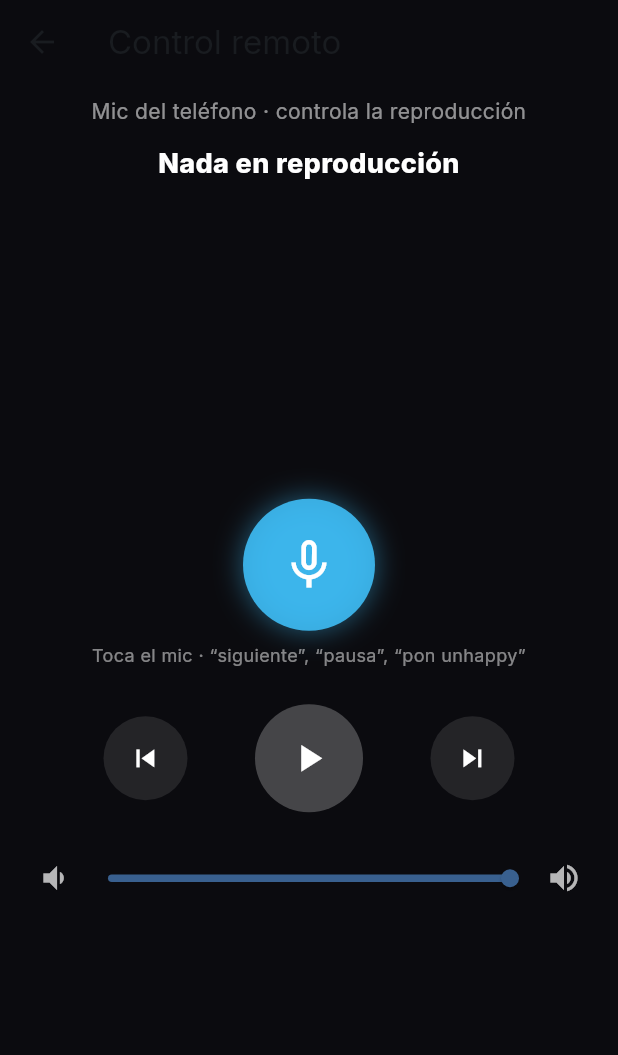
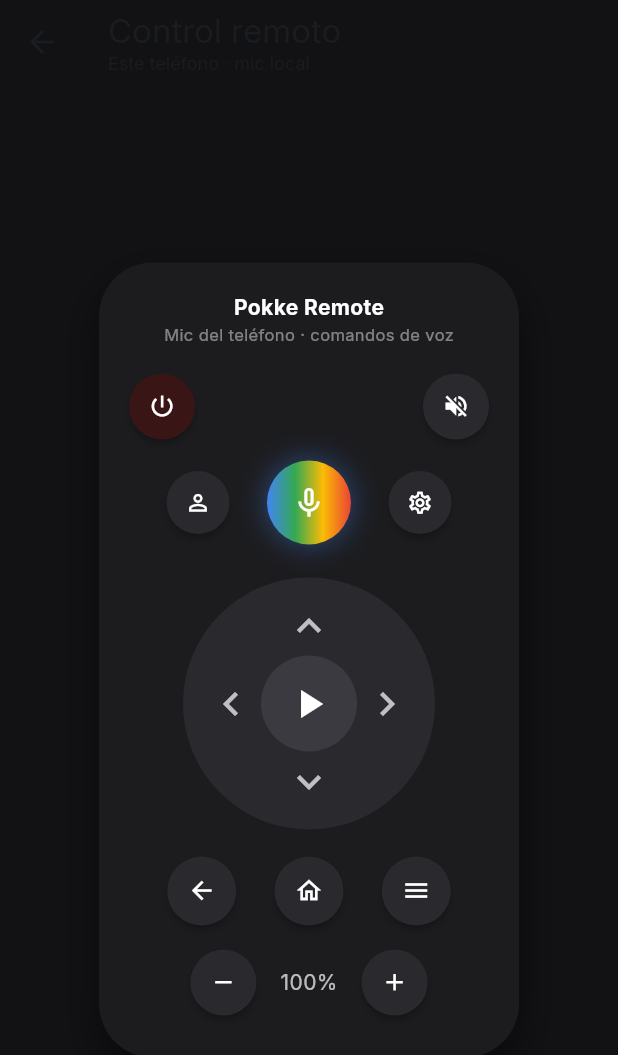
Before and after one commit to lunethosdev-eng/Oki, a Flutter app: the RemoteControlScreen screen opened directly, on a phone screen of 412 x 824 dp. Shown: the top 1055 px of the screen. Run offline on Flutter 3.47's test engine with Material 3 defaults, Android fonts, the phone set to English and light mode, and no system bars; drawn by our look-alikes of dynamic_color; our stand-ins replace audioplayers, cached_network_image, flutter_animate, flutter_map, geolocator, google_fonts and 9 more; accounts and stored records are empty.

Commit message:
Update remote_control_screen.dart

```diff
--- a/lib/screens/remote_control_screen.dart
+++ b/lib/screens/remote_control_screen.dart
@@ -7,7 +7,8 @@
 import 'package:pokke/services/music_api_service.dart';
 import 'package:pokke/services/supabase_service.dart';
 
-/// Virtual remote. Voice uses the **phone microphone**.
+/// Virtual remote shaped like a Google TV / Android TV remote.
+/// Voice always uses the **phone microphone**.
 class RemoteControlScreen extends StatefulWidget {
   const RemoteControlScreen({super.key});
   @override
@@ -17,7 +18,6 @@
 class _RemoteControlScreenState extends State<RemoteControlScreen> {
   double _vol = 0.8;
   bool _listening = false;
-  String? _lastHeard;
   String? _status;
 
   @override
@@ -28,142 +28,30 @@
     VoiceSearchService.instance.init();
   }
 
-  void _cmd(String name, VoidCallback action) {
-    HapticFeedback.lightImpact();
-    action();
-    setState(() => _status = name);
-  }
+  void _haptic() => HapticFeedback.lightImpact();
 
-  /// Parse spoken command (ES / EN) and execute.
-  Future<void> _handleVoiceText(String raw) async {
-    final t = raw.toLowerCase().trim();
-    setState(() {
-      _lastHeard = raw;
-      _status = 'Oí: $raw';
-    });
-    final pc = PlayerController.instance;
-
-    // Transport
-    if (_match(t, [
-      'play', 'reproduce', 'reproducir', 'continua', 'continuar', 'resume',
-      'dale play', 'pon play'
-    ])) {
-      _cmd('Play', () => pc.resume());
-      return;
-    }
-    if (_match(t, [
-      'pause', 'pausa', 'pausar', 'para', 'detener', 'stop', 'detén'
-    ])) {
-      _cmd('Pausa', () => pc.pause());
-      return;
-    }
-    if (_match(t, [
-      'siguiente', 'next', 'adelante', 'otra canción', 'skip'
-    ])) {
-      _cmd('Siguiente', () => pc.next());
-      return;
-    }
-    if (_match(t, [
-      'anterior', 'previous', 'atrás', 'atras', 'la de antes'
-    ])) {
-      _cmd('Anterior', () => pc.previous());
-      return;
-    }
-    if (_match(t, ['mute', 'silencio', 'calla', 'sin volumen'])) {
-      _cmd('Mute', () {
-        pc.setVolume(0);
-        setState(() => _vol = 0);
-      });
-      return;
-    }
-    if (_match(t, [
-      'sube el volumen', 'más volumen', 'volume up', 'sube volumen', 'más alto'
-    ])) {
-      final v = (_vol + 0.15).clamp(0.0, 1.0);
-      _cmd('Vol +', () {
-        pc.setVolume(v);
-        setState(() => _vol = v);
-      });
-      return;
-    }
-    if (_match(t, [
-      'baja el volumen', 'menos volumen', 'volume down', 'baja volumen', 'más bajo'
-    ])) {
-      final v = (_vol - 0.15).clamp(0.0, 1.0);
-      _cmd('Vol −', () {
-        pc.setVolume(v);
-        setState(() => _vol = v);
-      });
-      return;
-    }
-
-    // "pon / reproduce / play [song]"
-    String? query;
-    for (final prefix in [
-      'reproduce ',
-      'pon la canción ',
-      'pon canción ',
-      'pon ',
-      'play ',
-      'busca ',
-      'buscar ',
-      'quiero oír ',
-      'quiero escuchar ',
-      'escucha ',
-    ]) {
-      if (t.startsWith(prefix)) {
-        query = t.substring(prefix.length).trim();
-        break;
-      }
-    }
-    // bare query fallback if long enough
-    if ((query == null || query.isEmpty) && t.split(' ').length >= 2) {
-      query = t;
-    }
-    if (query != null && query.isNotEmpty) {
-      setState(() => _status = 'Buscando “$query”…');
-      await _playQuery(query);
-      return;
-    }
-
-    setState(() => _status = 'No entendí. Prueba: “siguiente”, “pausa”, “pon unhappy”');
-  }
-
-  bool _match(String t, List<String> keys) {
-    for (final k in keys) {
-      if (t == k || t.contains(k)) return true;
-    }
-    return false;
-  }
-
-  Future<void> _playQuery(String q) async {
-    try {
-      List<Map<String, dynamic>> hits = [];
-      try {
-        hits = await MusicApiService.search(q);
-      } catch (_) {}
-      if (hits.isEmpty) {
-        final all = await SupabaseService.getSongs(limit: 80);
-        final ql = q.toLowerCase();
-        hits = all.where((s) {
-          final title = (s['title'] ?? '').toString().toLowerCase();
-          final artist = (s['artist'] ?? '').toString().toLowerCase();
-          return title.contains(ql) || artist.contains(ql) || ql.contains(title);
-        }).toList();
-      }
-      if (hits.isEmpty) {
-        setState(() => _status = 'No encontré “$q”');
-        return;
-      }
-      final song = hits.first;
-      await PlayerController.instance.play(song, asQueue: hits, index: 0);
-      setState(() {
-        _status =
-            '♪ ${song['title'] ?? q} — ${song['artist'] ?? ''}';
-      });
-    } catch (e) {
-      setState(() => _status = 'Error: $e');
-    }
+  Widget _round(IconData icon, VoidCallback onTap,
+      {double size = 48, Color bg = const Color(0xFF2A2A2E), String? tip}) {
+    return Tooltip(
+      message: tip ?? '',
+      child: Material(
+        color: bg,
+        shape: const CircleBorder(),
+        elevation: 2,
+        child: InkWell(
+          customBorder: const CircleBorder(),
+          onTap: () {
+            _haptic();
+            onTap();
+          },
+          child: SizedBox(
+            width: size,
+            height: size,
+            child: Icon(icon, color: Colors.white, size: size * 0.42),
+          ),
+        ),
+      ),
+    );
   }
 
   Future<void> _listen() async {
@@ -174,168 +62,323 @@
     }
     setState(() {
       _listening = true;
-      _status = 'Escuchando (mic del teléfono)…';
+      _status = 'Escuchando…';
     });
-    HapticFeedback.mediumImpact();
-    final text = await VoiceSearchService.instance.listenOnce(
-      timeout: const Duration(seconds: 7),
-    );
+    final text = await VoiceSearchService.instance
+        .listenOnce(timeout: const Duration(seconds: 7));
     if (!mounted) return;
     setState(() => _listening = false);
     if (text == null || text.isEmpty) {
-      setState(() => _status = 'No escuché nada. Revisa permiso de micrófono.');
+      setState(() => _status = 'Sin audio — revisa el micrófono');
       return;
     }
-    await _handleVoiceText(text);
+    await _handleVoice(text);
   }
 
-  Widget _pad(IconData icon, String label, VoidCallback onTap,
-      {double size = 56, Color? color}) {
-    return Semantics(
-      button: true,
-      label: label,
-      child: Material(
-        color: color ?? Colors.white10,
-        shape: const CircleBorder(),
-        child: InkWell(
-          customBorder: const CircleBorder(),
-          onTap: () => _cmd(label, onTap),
-          child: SizedBox(
-            width: size,
-            height: size,
-            child: Icon(icon, color: Colors.white, size: size * 0.42),
-          ),
-        ),
-      ),
-    );
+  Future<void> _handleVoice(String raw) async {
+    final t = raw.toLowerCase().trim();
+    setState(() => _status = '“$raw”');
+    final pc = PlayerController.instance;
+    if (RegExp(r'play|reproduce|continua').hasMatch(t)) {
+      await pc.resume();
+      return;
+    }
+    if (RegExp(r'pausa|pause|stop|para').hasMatch(t)) {
+      await pc.pause();
+      return;
+    }
+    if (RegExp(r'siguiente|next|skip').hasMatch(t)) {
+      await pc.next();
+      return;
+    }
+    if (RegExp(r'anterior|previous|atr[aá]s').hasMatch(t)) {
+      await pc.previous();
+      return;
+    }
+    // search
+    var q = t;
+    for (final p in ['pon ', 'reproduce ', 'busca ', 'play ']) {
+      if (t.startsWith(p)) {
+        q = t.substring(p.length);
+        break;
+      }
+    }
+    setState(() => _status = 'Buscando $q…');
+    try {
+      var hits = <Map<String, dynamic>>[];
+      try {
+        hits = await MusicApiService.search(q);
+      } catch (_) {}
+      if (hits.isEmpty) {
+        final all = await SupabaseService.getSongs(limit: 80);
+        final ql = q.toLowerCase();
+        hits = all
+            .where((s) =>
+                '${s['title']}'.toLowerCase().contains(ql) ||
+                '${s['artist']}'.toLowerCase().contains(ql))
+            .toList();
+      }
+      if (hits.isEmpty) {
+        setState(() => _status = 'No encontré $q');
+        return;
+      }
+      await PlayerController.instance.play(hits.first, asQueue: hits, index: 0);
+      setState(() => _status = '♪ ${hits.first['title']}');
+    } catch (e) {
+      setState(() => _status = '$e');
+    }
   }
 
   @override
   Widget build(BuildContext context) {
+    final pc = PlayerController.instance;
     final linked = DeviceLinkService.instance.linked;
-    final pc = PlayerController.instance;
 
     return Scaffold(
-      backgroundColor: const Color(0xFF0B0B0F),
+      backgroundColor: const Color(0xFF121214),
       appBar: AppBar(
         backgroundColor: Colors.transparent,
-        title: const Text('Control remoto'),
+        title: Column(
+          crossAxisAlignment: CrossAxisAlignment.start,
+          children: [
+            const Text('Control remoto'),
+            Text(
+              linked ? 'TV vinculada' : 'Este teléfono · mic local',
+              style: const TextStyle(fontSize: 12, fontWeight: FontWeight.w400),
+            ),
+          ],
+        ),
       ),
       body: ListenableBuilder(
-        listenable: Listenable.merge([pc, DevicesService.instance]),
+        listenable: pc,
         builder: (_, __) {
           final song = pc.current;
-          final title = song?['title']?.toString() ?? 'Nada en reproducción';
-          final artist = song?['artist']?.toString() ?? '';
-          return Padding(
-            padding: const EdgeInsets.fromLTRB(24, 8, 24, 24),
+          return Center(
+            child: SingleChildScrollView(
+              padding: const EdgeInsets.symmetric(vertical: 12),
+              child: Container(
+                width: 280,
+                padding: const EdgeInsets.fromLTRB(20, 20, 20, 28),
+                decoration: BoxDecoration(
+                  color: const Color(0xFF1C1C1F),
+                  borderRadius: BorderRadius.circular(36),
+                  boxShadow: [
+                    BoxShadow(
+                      color: Colors.black.withOpacity(0.5),
+                      blurRadius: 24,
+                      offset: const Offset(0, 12),
+                    ),
+                  ],
+                ),
                 child: Column(
                   children: [
+                    // Now playing
                     Text(
-                  linked
-                      ? 'TV vinculada · el mic es del teléfono'
-                      : 'Mic del teléfono · controla la reproducción',
-                  style: TextStyle(color: Colors.white.withOpacity(0.55)),
-                  textAlign: TextAlign.center,
-                ),
-                const SizedBox(height: 12),
-                Text(title,
-                    textAlign: TextAlign.center,
-                    maxLines: 2,
+                      song?['title']?.toString() ?? 'Pokke Remote',
+                      maxLines: 1,
+                      overflow: TextOverflow.ellipsis,
                       style: const TextStyle(
                           color: Colors.white,
-                        fontSize: 18,
-                        fontWeight: FontWeight.w800)),
-                Text(artist,
-                    style: TextStyle(color: Colors.white.withOpacity(0.5))),
+                          fontWeight: FontWeight.w700,
+                          fontSize: 14),
+                    ),
+                    Text(
+                      song?['artist']?.toString() ??
+                          'Mic del teléfono · comandos de voz',
+                      maxLines: 1,
+                      style: TextStyle(
+                          color: Colors.white.withOpacity(0.45), fontSize: 11),
+                    ),
                     if (_status != null) ...[
-                  const SizedBox(height: 10),
+                      const SizedBox(height: 6),
                       Text(_status!,
                           textAlign: TextAlign.center,
                           style: TextStyle(
                               color: _listening
-                              ? Colors.lightBlueAccent
-                              : Colors.white70,
-                          fontSize: 13)),
+                                  ? Colors.redAccent
+                                  : Colors.lightBlueAccent,
+                              fontSize: 11)),
                     ],
-                if (_lastHeard != null)
-                  Text('“$_lastHeard”',
-                      style: TextStyle(
-                          color: Colors.white.withOpacity(0.35),
-                          fontSize: 12)),
-                const Spacer(),
-                // Big mic button
+                    const SizedBox(height: 18),
+                    // Power / mute row
+                    Row(
+                      mainAxisAlignment: MainAxisAlignment.spaceBetween,
+                      children: [
+                        _round(Icons.power_settings_new, () => pc.pause(),
+                            size: 44,
+                            bg: const Color(0xFF3A1515),
+                            tip: 'Stop'),
+                        _round(
+                          Icons.volume_off,
+                          () {
+                            final v = _vol > 0 ? 0.0 : 0.8;
+                            setState(() => _vol = v);
+                            pc.setVolume(v);
+                          },
+                          size: 44,
+                          tip: 'Mute',
+                        ),
+                      ],
+                    ),
+                    const SizedBox(height: 14),
+                    // Assistant / voice / settings
+                    Row(
+                      mainAxisAlignment: MainAxisAlignment.spaceEvenly,
+                      children: [
+                        _round(Icons.person_outline, () {}, size: 42),
                         GestureDetector(
                           onTap: _listen,
                           child: AnimatedContainer(
-                    duration: const Duration(milliseconds: 200),
-                    width: 88,
-                    height: 88,
+                            duration: const Duration(milliseconds: 180),
+                            width: 56,
+                            height: 56,
                             decoration: BoxDecoration(
                               shape: BoxShape.circle,
-                      color: _listening
-                          ? Colors.redAccent.withOpacity(0.9)
-                          : Colors.lightBlueAccent.withOpacity(0.85),
+                              gradient: LinearGradient(
+                                colors: _listening
+                                    ? [Colors.redAccent, Colors.orange]
+                                    : [
+                                        const Color(0xFF4285F4),
+                                        const Color(0xFF34A853),
+                                        const Color(0xFFFBBC05),
+                                        const Color(0xFFEA4335),
+                                      ],
+                              ),
                               boxShadow: [
                                 BoxShadow(
                                   color: (_listening
                                           ? Colors.redAccent
-                                  : Colors.lightBlueAccent)
+                                          : const Color(0xFF4285F4))
                                       .withOpacity(0.45),
-                          blurRadius: _listening ? 28 : 16,
+                                  blurRadius: 16,
                                 ),
                               ],
                             ),
                             child: Icon(
                               _listening ? Icons.mic : Icons.mic_none,
                               color: Colors.white,
-                      size: 40,
                             ),
                           ),
                         ),
-                const SizedBox(height: 8),
-                Text(
-                  _listening
-                      ? 'Escuchando… toca para parar'
-                      : 'Toca el mic · “siguiente”, “pausa”, “pon unhappy”',
-                  textAlign: TextAlign.center,
-                  style: TextStyle(
-                      color: Colors.white.withOpacity(0.5), fontSize: 12),
+                        _round(Icons.settings_outlined, () {}, size: 42),
+                      ],
                     ),
-                const SizedBox(height: 24),
-                // Transport
+                    const SizedBox(height: 22),
+                    // D-pad ring
+                    SizedBox(
+                      width: 168,
+                      height: 168,
+                      child: Stack(
+                        alignment: Alignment.center,
+                        children: [
+                          Container(
+                            decoration: const BoxDecoration(
+                              shape: BoxShape.circle,
+                              color: Color(0xFF2A2A2E),
+                            ),
+                          ),
+                          // directions
+                          Positioned(
+                            top: 8,
+                            child: IconButton(
+                              onPressed: () => _haptic(),
+                              icon: const Icon(Icons.keyboard_arrow_up,
+                                  color: Colors.white70, size: 32),
+                            ),
+                          ),
+                          Positioned(
+                            bottom: 8,
+                            child: IconButton(
+                              onPressed: () => _haptic(),
+                              icon: const Icon(Icons.keyboard_arrow_down,
+                                  color: Colors.white70, size: 32),
+                            ),
+                          ),
+                          Positioned(
+                            left: 8,
+                            child: IconButton(
+                              onPressed: () {
+                                _haptic();
+                                pc.previous();
+                              },
+                              icon: const Icon(Icons.keyboard_arrow_left,
+                                  color: Colors.white70, size: 32),
+                            ),
+                          ),
+                          Positioned(
+                            right: 8,
+                            child: IconButton(
+                              onPressed: () {
+                                _haptic();
+                                pc.next();
+                              },
+                              icon: const Icon(Icons.keyboard_arrow_right,
+                                  color: Colors.white70, size: 32),
+                            ),
+                          ),
+                          // OK / play-pause
+                          Material(
+                            color: const Color(0xFF3A3A40),
+                            shape: const CircleBorder(),
+                            child: InkWell(
+                              customBorder: const CircleBorder(),
+                              onTap: () {
+                                _haptic();
+                                pc.playing ? pc.pause() : pc.resume();
+                              },
+                              child: SizedBox(
+                                width: 64,
+                                height: 64,
+                                child: Icon(
+                                  pc.playing ? Icons.pause : Icons.play_arrow,
+                                  color: Colors.white,
+                                  size: 32,
+                                ),
+                              ),
+                            ),
+                          ),
+                        ],
+                      ),
+                    ),
+                    const SizedBox(height: 18),
+                    // Back / home / menu
                     Row(
                       mainAxisAlignment: MainAxisAlignment.spaceEvenly,
                       children: [
-                    _pad(Icons.skip_previous, 'Anterior', () => pc.previous()),
-                    _pad(
-                      pc.playing ? Icons.pause : Icons.play_arrow,
-                      pc.playing ? 'Pausa' : 'Play',
-                      () => pc.playing ? pc.pause() : pc.resume(),
-                      size: 72,
-                      color: Colors.white24,
-                    ),
-                    _pad(Icons.skip_next, 'Siguiente', () => pc.next()),
+                        _round(Icons.arrow_back, () => Navigator.maybePop(context),
+                            size: 46, tip: 'Atrás'),
+                        _round(Icons.home_outlined, () {
+                          Navigator.of(context)
+                              .popUntil((r) => r.isFirst);
+                        }, size: 46, tip: 'Home'),
+                        _round(Icons.menu, () {}, size: 46, tip: 'Menú'),
                       ],
                     ),
-                const SizedBox(height: 20),
+                    const SizedBox(height: 16),
+                    // Volume
                     Row(
+                      mainAxisAlignment: MainAxisAlignment.center,
                       children: [
-                    const Icon(Icons.volume_down, color: Colors.white70),
-                    Expanded(
-                      child: Slider(
-                        value: _vol,
-                        onChanged: (v) {
+                        _round(Icons.remove, () {
+                          final v = (_vol - 0.1).clamp(0.0, 1.0);
                           setState(() => _vol = v);
                           pc.setVolume(v);
-                        },
+                        }, size: 44, tip: 'Vol −'),
+                        Padding(
+                          padding: const EdgeInsets.symmetric(horizontal: 16),
+                          child: Text('${(_vol * 100).round()}%',
+                              style: const TextStyle(color: Colors.white70)),
+                        ),
+                        _round(Icons.add, () {
+                          final v = (_vol + 0.1).clamp(0.0, 1.0);
+                          setState(() => _vol = v);
+                          pc.setVolume(v);
+                        }, size: 44, tip: 'Vol +'),
+                      ],
+                    ),
+                  ],
                 ),
               ),
-                    const Icon(Icons.volume_up, color: Colors.white70),
-                  ],
-                ),
-                const Spacer(),
-              ],
             ),
           );
         },
```
Lines whose indentation alone changed are shown as unchanged.
